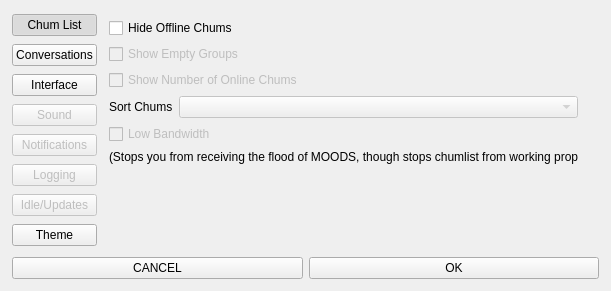
The window that themes/pesterchum/ui/OptionsWindow.ui (henry232323/Pesterchum-Discord) describes before a commit, drawn with Qt 5.
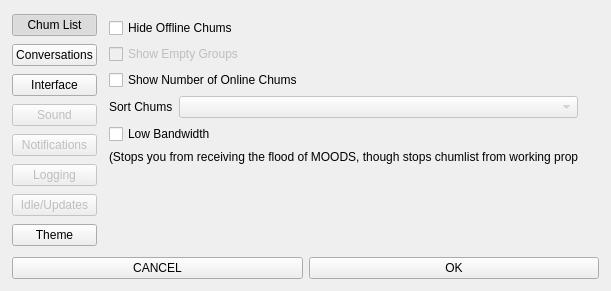
The same window after the commit.

The edit to the form file:
```diff
--- a/themes/pesterchum/ui/OptionsWindow.ui
+++ b/themes/pesterchum/ui/OptionsWindow.ui
@@ -168,7 +168,7 @@
              <item>
               <widget class="QCheckBox" name="showNumberRadio">
                <property name="enabled">
-                <bool>false</bool>
+                <bool>true</bool>
                </property>
                <property name="text">
                 <string>Show Number of Online Chums</string>
@@ -199,7 +199,7 @@
              <item>
               <widget class="QCheckBox" name="lowBandwidthRadio">
                <property name="enabled">
-                <bool>false</bool>
+                <bool>true</bool>
                </property>
                <property name="text">
                 <string>Low Bandwidth</string>
```
Left out of the diff: 5 changed lines with no effect on the pictures.
